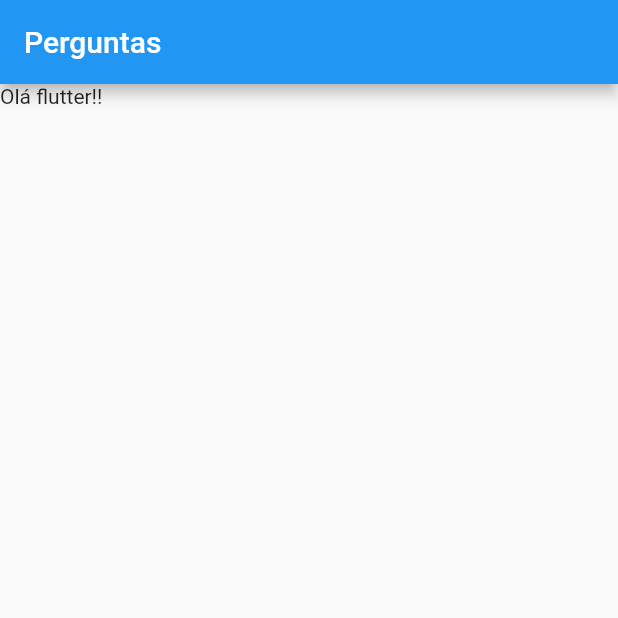
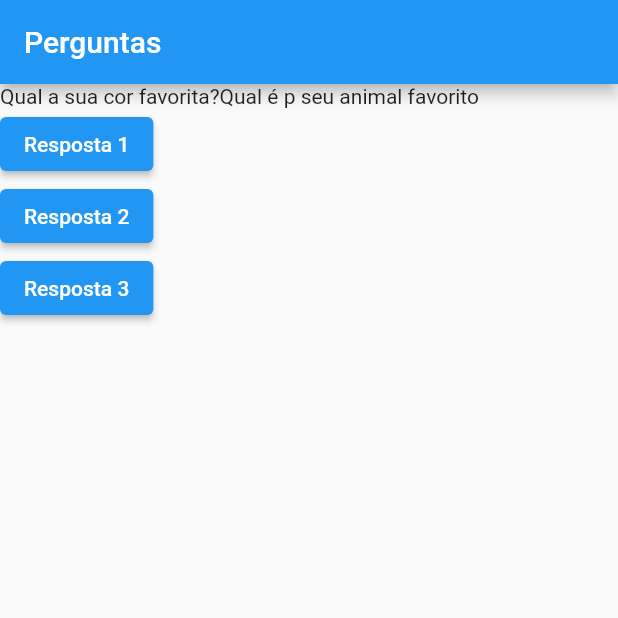
Before and after one commit to wellington86333/app-perguntas, a Flutter app: the screen it shows after launch, on a phone screen of 412 x 824 dp, the top half of it. Run offline on Flutter 3.47's test engine with Material 2 defaults, Android fonts, the phone set to English and light mode, and no system bars.

Commit message:
Modificações na estutura do app: criação de botões e interatividade

```diff
--- a/aula1/lib/main.dart
+++ b/aula1/lib/main.dart
@@ -3,15 +3,44 @@ import 'package:flutter/material.dart';
 void main() => runApp(PerguntasApp());
 
 class PerguntasApp extends StatelessWidget {
+  var perguntaSelecionada = 0;
+
+  void responder() {
+    perguntaSelecionada++;
+    print(perguntaSelecionada);
+  }
+
   @override
   Widget build(BuildContext context) {
+    final List<String> perguntas = [
+      "Qual a sua cor favorita?"
+          "Qual é p seu animal favorito"
+    ];
     return MaterialApp(
       debugShowCheckedModeBanner: false,
       home: Scaffold(
         appBar: AppBar(
           title: Text("Perguntas"),
         ),
-        body: Text("Olá flutter!!"),
+        body: Column(
+          mainAxisAlignment: MainAxisAlignment.start,
+          crossAxisAlignment: CrossAxisAlignment.start,
+          children: [
+            Text(perguntas[perguntaSelecionada]),
+            ElevatedButton(
+              child: Text("Resposta 1"),
+              onPressed: responder,
+            ),
+            ElevatedButton(
+              child: Text("Resposta 2"),
+              onPressed: responder,
+            ),
+            ElevatedButton(
+              child: Text("Resposta 3"),
+              onPressed: responder,
+            )
+          ],
+        ),
       ),
     );
   }
```
